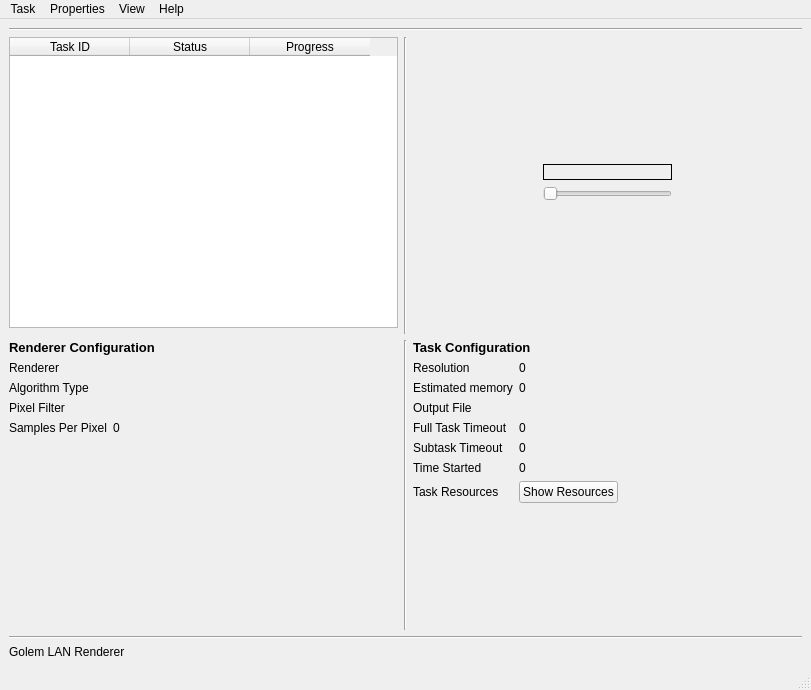
First picture: the form in poc/golemPy/examples/gnr/ui/RenderingMainWindow.ui, repository golemfactory/clay, before the edit.
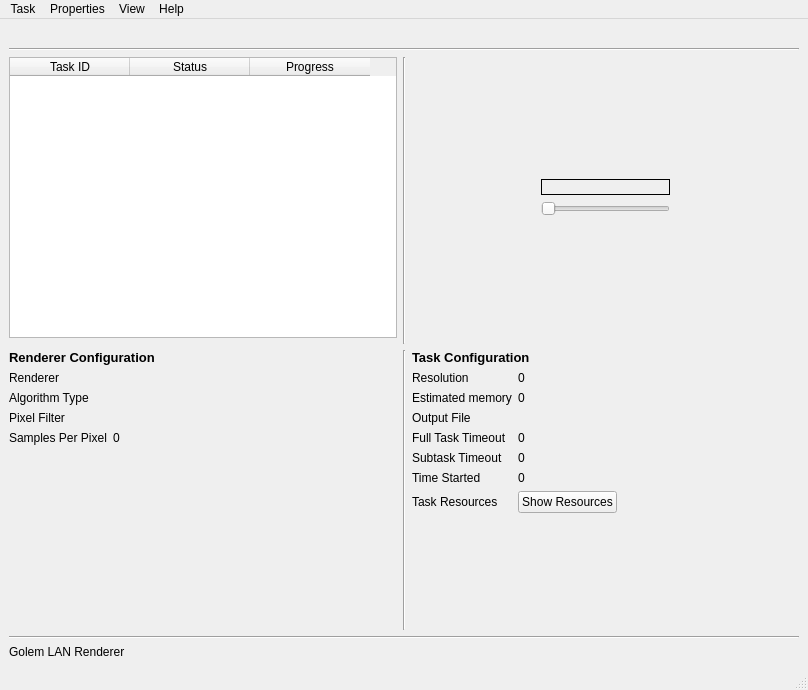
Second picture: the form after the edit. Custom widgets are drawn as their Qt base class.

Diff of the .ui file:
```diff
--- a/poc/golemPy/examples/gnr/ui/RenderingMainWindow.ui
+++ b/poc/golemPy/examples/gnr/ui/RenderingMainWindow.ui
@@ -6,7 +6,7 @@
    <rect>
     <x>0</x>
     <y>0</y>
-    <width>811</width>
+    <width>808</width>
     <height>690</height>
    </rect>
   </property>
@@ -21,6 +21,13 @@
   </property>
   <widget class="QWidget" name="centralwidget">
    <layout class="QVBoxLayout" name="verticalLayout_2">
+    <item>
+     <widget class="QLabel" name="client_id_label">
+      <property name="text">
+       <string/>
+      </property>
+     </widget>
+    </item>
     <item>
      <widget class="Line" name="line_4">
       <property name="orientation">
@@ -550,7 +557,7 @@
     <rect>
      <x>0</x>
      <y>0</y>
-     <width>811</width>
+     <width>808</width>
      <height>21</height>
     </rect>
    </property>
```
